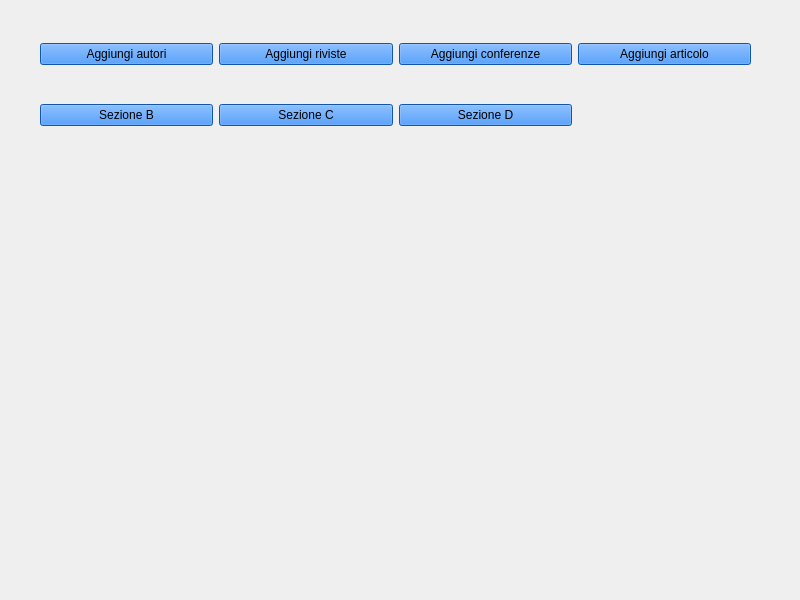
Qt form mainwindow.ui (FranckRedery/PROGETTO_PO) before a commit.
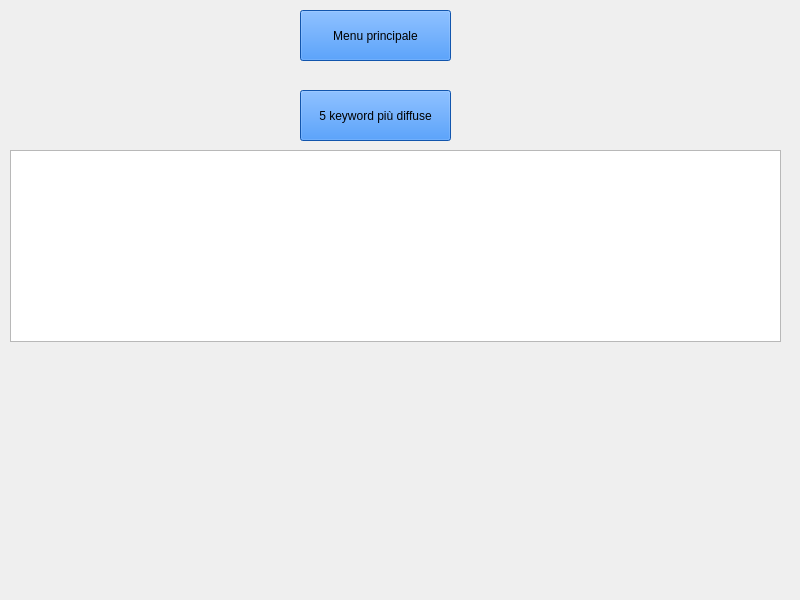
The same form after that commit.

The edit to the form file:
```diff
--- a/mainwindow.ui
+++ b/mainwindow.ui
@@ -30,7 +30,7 @@
      <string notr="true"/>
     </property>
     <property name="currentIndex">
-     <number>0</number>
+     <number>8</number>
     </property>
     <widget class="QWidget" name="pagina_principale">
      <widget class="QWidget" name="layoutWidget">
@@ -1008,6 +1008,50 @@
       </layout>
      </widget>
     </widget>
+    <widget class="QWidget" name="PAG_SEZIONE_E">
+     <widget class="QPushButton" name="PAG_E_BOTTONE_MENU">
+      <property name="geometry">
+       <rect>
+        <x>300</x>
+        <y>10</y>
+        <width>151</width>
+        <height>51</height>
+       </rect>
+      </property>
+      <property name="styleSheet">
+       <string notr="true">background-color: rgb(24,119,242);</string>
+      </property>
+      <property name="text">
+       <string>Menu principale</string>
+      </property>
+     </widget>
+     <widget class="QPushButton" name="PAG_E_pulsante_key">
+      <property name="geometry">
+       <rect>
+        <x>300</x>
+        <y>90</y>
+        <width>151</width>
+        <height>51</height>
+       </rect>
+      </property>
+      <property name="styleSheet">
+       <string notr="true">background-color: rgb(24,119,242);</string>
+      </property>
+      <property name="text">
+       <string>5 keyword più diffuse</string>
+      </property>
+     </widget>
+     <widget class="QListWidget" name="PAG_E_LISTA">
+      <property name="geometry">
+       <rect>
+        <x>10</x>
+        <y>150</y>
+        <width>771</width>
+        <height>192</height>
+       </rect>
+      </property>
+     </widget>
+    </widget>
    </widget>
   </widget>
   <widget class="QMenuBar" name="menubar">
```
Left out of the diff: 12 changed lines with no effect on the pictures.
